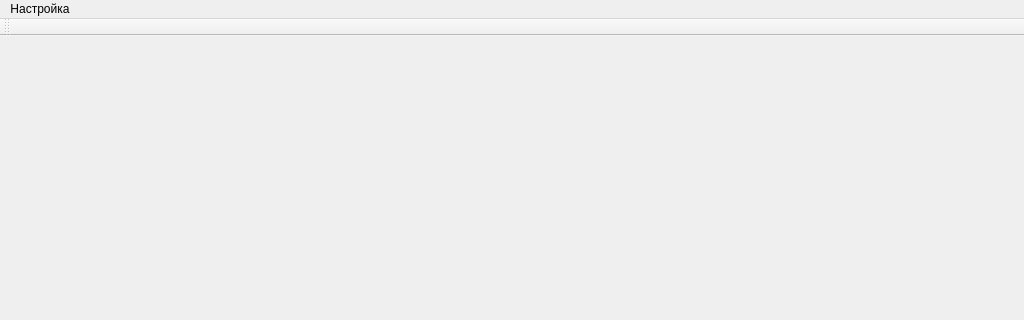
First picture: the form in mainwindow.ui, repository rust3128/TlnTools, before the edit; both pictures show x 0 to 1024 and y 0 to 320 of the 1024 by 768 pixel window.
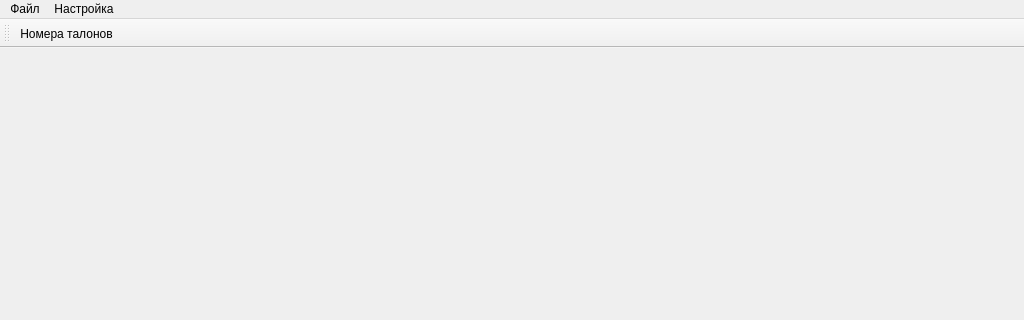
Second picture: the form after the edit. Icons and pictures are not drawn.

Diff of the .ui file:
```diff
--- a/mainwindow.ui
+++ b/mainwindow.ui
@@ -29,6 +29,13 @@
     </property>
     <addaction name="actionUsers"/>
    </widget>
+   <widget class="QMenu" name="menuFile">
+    <property name="title">
+     <string>Файл</string>
+    </property>
+    <addaction name="actionInputNum"/>
+   </widget>
+   <addaction name="menuFile"/>
    <addaction name="menuSettings"/>
   </widget>
   <widget class="QToolBar" name="mainToolBar">
@@ -38,6 +45,7 @@
    <attribute name="toolBarBreak">
     <bool>false</bool>
    </attribute>
+   <addaction name="actionInputNum"/>
   </widget>
   <widget class="QStatusBar" name="statusBar"/>
   <action name="actionUsers">
@@ -52,6 +60,21 @@
     <string>Менеджер пользователей.</string>
    </property>
   </action>
+  <action name="actionInputNum">
+   <property name="icon">
+    <iconset resource="resourse.qrc">
+     <normaloff>:/images/Images/form.png</normaloff>:/images/Images/form.png</iconset>
+   </property>
+   <property name="text">
+    <string>Номера талонов</string>
+   </property>
+   <property name="toolTip">
+    <string>Вод номеров талонов</string>
+   </property>
+   <property name="shortcut">
+    <string>Ins</string>
+   </property>
+  </action>
  </widget>
  <layoutdefault spacing="6" margin="11"/>
  <resources>
```
